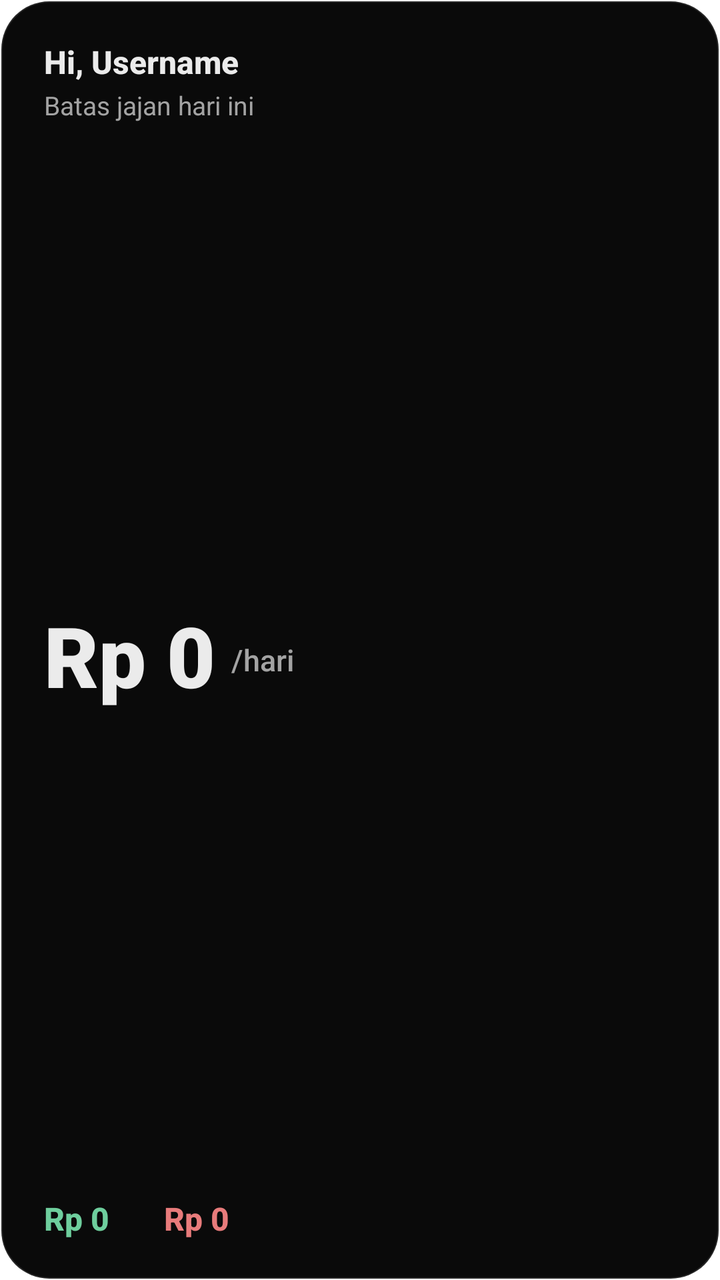
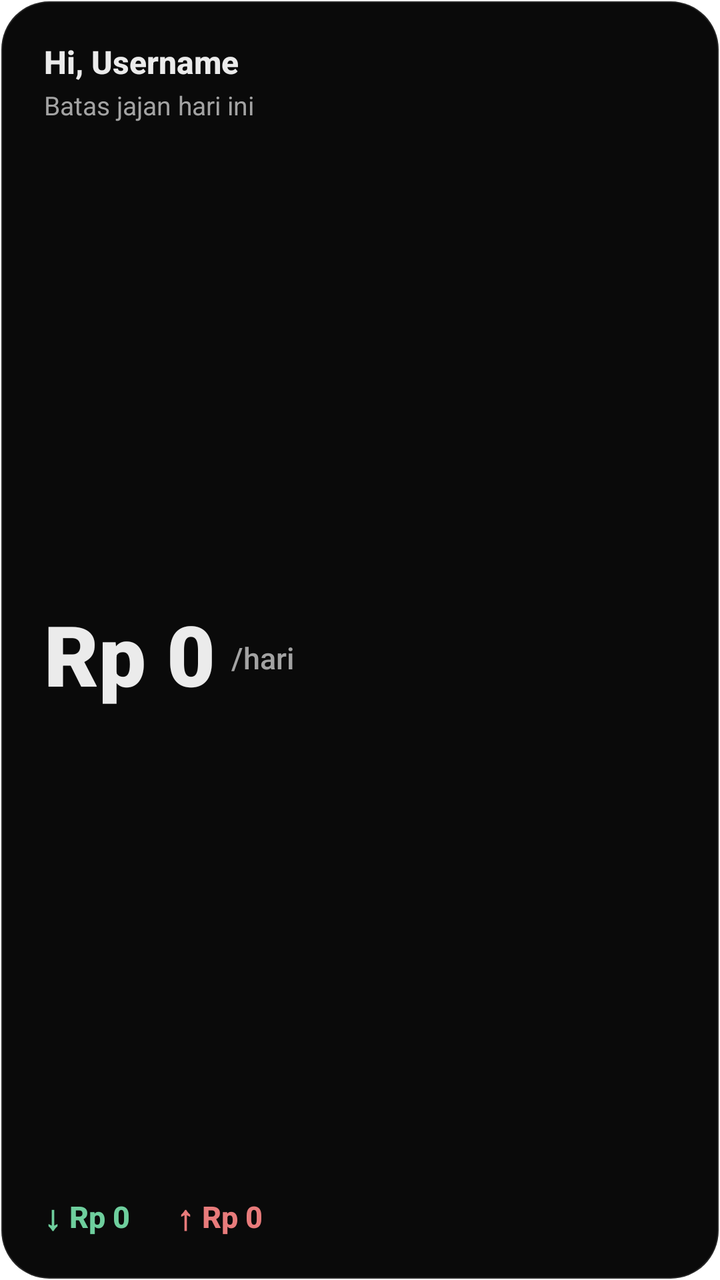

An Android layout rendered at two revisions. The XML below is the earlier revision; the diff shows what the commit changed to produce the second picture.
<!-- AndroidManifest.xml: fallback theme Theme.MaterialComponents.DayNight.NoActionBar -->
<!-- res/layout/widget_jajan_4x2.xml -->
<?xml version="1.0" encoding="utf-8"?>
<LinearLayout xmlns:android="http://schemas.android.com/apk/res/android"
    android:id="@+id/widget_4x2_container"
    android:layout_width="match_parent"
    android:layout_height="match_parent"
    android:background="@drawable/bg_widget_dark_4x2"
    android:orientation="vertical"
    android:paddingStart="22dp"
    android:paddingEnd="22dp"
    android:paddingTop="20dp"
    android:paddingBottom="20dp">

    
    <LinearLayout
        android:layout_width="match_parent"
        android:layout_height="wrap_content"
        android:orientation="vertical">

        <TextView
            android:id="@+id/tv_widget_greeting"
            android:layout_width="wrap_content"
            android:layout_height="wrap_content"
            android:text="Hi, Username"
            android:textColor="#EBEBEB"
            android:textSize="16sp"
            android:textStyle="bold"
            android:fontFamily="sans-serif-medium" />

        <TextView
            android:id="@+id/tv_widget_subtitle"
            android:layout_width="wrap_content"
            android:layout_height="wrap_content"
            android:layout_marginTop="2dp"
            android:text="Batas jajan hari ini"
            android:textColor="#A3A3A3"
            android:textSize="13sp"
            android:fontFamily="sans-serif" />
    </LinearLayout>

    
    <LinearLayout
        android:layout_width="match_parent"
        android:layout_height="0dp"
        android:layout_weight="1"
        android:gravity="center_vertical"
        android:orientation="horizontal">

        <TextView
            android:id="@+id/tv_widget_daily_amount"
            android:layout_width="wrap_content"
            android:layout_height="wrap_content"
            android:text="Rp 0"
            android:textColor="#EBEBEB"
            android:textSize="42sp"
            android:textStyle="bold"
            android:fontFamily="sans-serif-black"
            android:includeFontPadding="false" />

        <TextView
            android:id="@+id/tv_widget_daily_unit"
            android:layout_width="wrap_content"
            android:layout_height="wrap_content"
            android:layout_marginStart="8dp"
            android:text="/hari"
            android:textColor="#A3A3A3"
            android:textSize="15sp"
            android:fontFamily="sans-serif-medium" />
    </LinearLayout>

    
    <LinearLayout
        android:layout_width="match_parent"
        android:layout_height="wrap_content"
        android:gravity="center_vertical"
        android:orientation="horizontal">

        
        <TextView
            android:id="@+id/tv_widget_remaining"
            android:layout_width="wrap_content"
            android:layout_height="wrap_content"
            android:text="Rp 0"
            android:textColor="#6ECE9D"
            android:textSize="16sp"
            android:textStyle="bold"
            android:fontFamily="sans-serif-medium" />

        <TextView
            android:layout_width="wrap_content"
            android:layout_height="wrap_content"
            android:layout_marginStart="24dp"
            android:text=" " />

        
        <TextView
            android:id="@+id/tv_widget_spent"
            android:layout_width="wrap_content"
            android:layout_height="wrap_content"
            android:text="Rp 0"
            android:textColor="#E87B7B"
            android:textSize="16sp"
            android:textStyle="bold"
            android:fontFamily="sans-serif-medium" />
    </LinearLayout>

</LinearLayout>
<!-- resources referenced by this layout -->
<resources>
  <!-- drawable bg_widget_dark_4x2 (drawable) -->
  <?xml version="1.0" encoding="utf-8"?>
  <shape xmlns:android="http://schemas.android.com/apk/res/android"
      android:shape="rectangle">
      <solid android:color="#0A0A0A" />
      <corners android:radius="24dp" />
      <stroke
          android:width="1.2dp"
          android:color="#1FFFFFFF" />
  </shape>
</resources>

<!-- the commit's change to res/layout/widget_jajan_4x2.xml (unified diff, before → after) -->
@@ -75,32 +75,64 @@
         android:orientation="horizontal">
 
         
-        <TextView
-            android:id="@+id/tv_widget_remaining"
+        <LinearLayout
             android:layout_width="wrap_content"
             android:layout_height="wrap_content"
-            android:text="Rp 0"
-            android:textColor="#6ECE9D"
-            android:textSize="16sp"
-            android:textStyle="bold"
-            android:fontFamily="sans-serif-medium" />
+            android:gravity="center_vertical"
+            android:orientation="horizontal">
+
+            <TextView
+                android:layout_width="wrap_content"
+                android:layout_height="wrap_content"
+                android:text="↓"
+                android:textColor="#6ECE9D"
+                android:textSize="17sp"
+                android:textStyle="bold" />
+
+            <TextView
+                android:id="@+id/tv_widget_remaining"
+                android:layout_width="wrap_content"
+                android:layout_height="wrap_content"
+                android:layout_marginStart="4dp"
+                android:text="Rp 0"
+                android:textColor="#6ECE9D"
+                android:textSize="15sp"
+                android:textStyle="bold"
+                android:fontFamily="sans-serif-medium" />
+        </LinearLayout>
 
         <TextView
             android:layout_width="wrap_content"
             android:layout_height="wrap_content"
-            android:layout_marginStart="24dp"
+            android:layout_marginStart="20dp"
             android:text=" " />
 
         
-        <TextView
-            android:id="@+id/tv_widget_spent"
+        <LinearLayout
             android:layout_width="wrap_content"
             android:layout_height="wrap_content"
-            android:text="Rp 0"
-            android:textColor="#E87B7B"
-            android:textSize="16sp"
-            android:textStyle="bold"
-            android:fontFamily="sans-serif-medium" />
+            android:gravity="center_vertical"
+            android:orientation="horizontal">
+
+            <TextView
+                android:layout_width="wrap_content"
+                android:layout_height="wrap_content"
+                android:text="↑"
+                android:textColor="#E87B7B"
+                android:textSize="17sp"
+                android:textStyle="bold" />
+
+            <TextView
+                android:id="@+id/tv_widget_spent"
+                android:layout_width="wrap_content"
+                android:layout_height="wrap_content"
+                android:layout_marginStart="4dp"
+                android:text="Rp 0"
+                android:textColor="#E87B7B"
+                android:textSize="15sp"
+                android:textStyle="bold"
+                android:fontFamily="sans-serif-medium" />
+        </LinearLayout>
     </LinearLayout>
 
 </LinearLayout>
